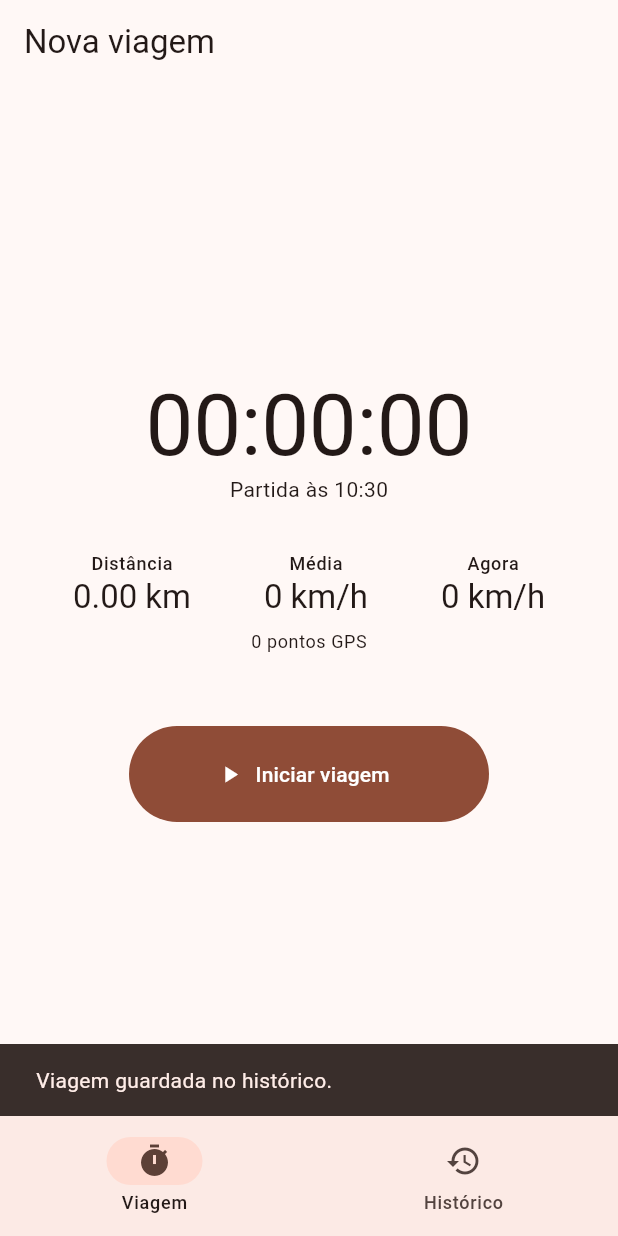
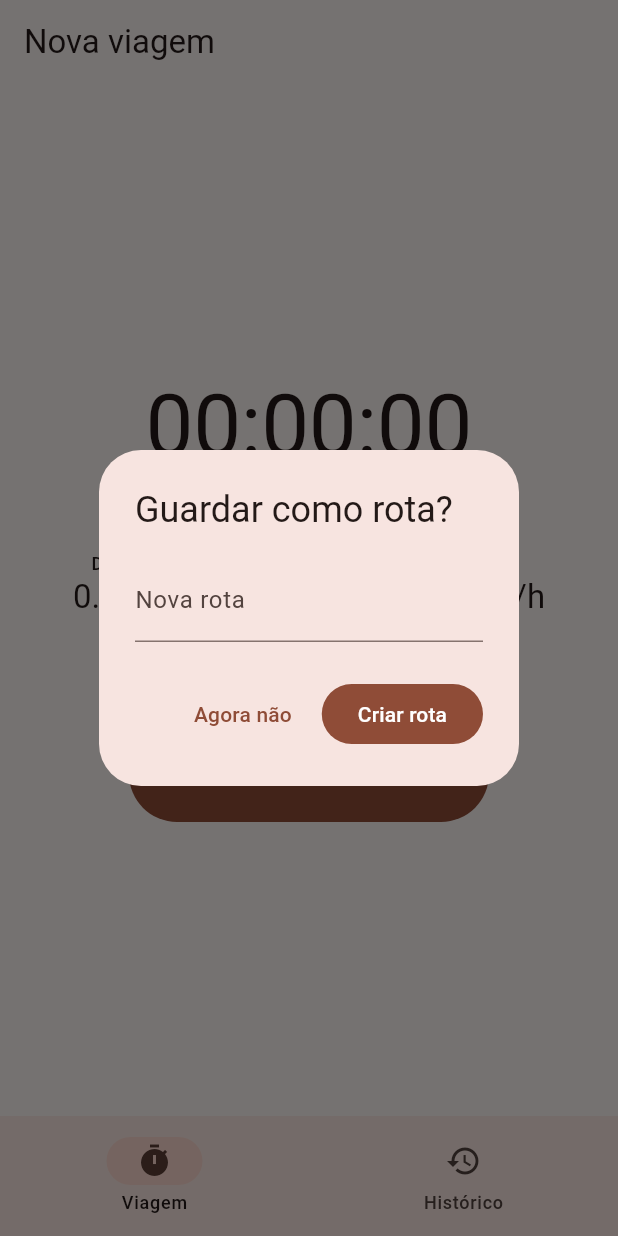
Before and after one commit to godbernaz/roadlog, a Flutter app: the screen it shows after launch, after a tap on "Iniciar viagem", after a tap on "Terminar viagem", on a phone screen of 412 x 824 dp. Run offline on Flutter 3.47's test engine with Material 3 defaults, Android fonts, the phone set to English and light mode, and no system bars; our stand-ins replace drift, drift_flutter, geolocator, material_ui, wakelock_plus; accounts and stored records are empty; generated files the repository leaves out were written again.

Commit message:
Agora sempre que é feito uma volta, aparece para colocarmos um nome a uma rota nova ou adicionar a uma já existente, e já dá para apagar rotas que ficavam guardadas no histórico

```diff
--- a/lib/database.dart
+++ b/lib/database.dart
@@ -67,10 +67,39 @@ class AppDatabase extends _$AppDatabase {
   }
 
   // Lista de viagens, a mais recente primeiro; atualiza-se sozinha
-  Stream<List<Viagem>> verViagens() {
-    return (select(viagens)
-          ..orderBy([(v) => OrderingTerm.desc(v.inicio)]))
+  // rotaId = só essa rota; semRota = só as viagens sem nome.
+  Stream<List<Viagem>> verViagens({int? rotaId, bool semRota = false}) {
+    final query = select(viagens)
+      ..orderBy([(v) => OrderingTerm.desc(v.inicio)]);
+    if (semRota) {
+      query.where((v) => v.rotaId.isNull());
+    } else if (rotaId != null) {
+      query.where((v) => v.rotaId.equals(rotaId));
+    }
+    return query.watch();
+  }
+
+  // Todas as rotas, por ordem alfabética
+  Stream<List<Rota>> verRotas() {
+    return (select(rotas)..orderBy([(r) => OrderingTerm.asc(r.nome)]))
         .watch();
+  }
+
+  Future<int> criarRota(String nome) {
+    return into(rotas).insert(RotasCompanion.insert(nome: nome));
+  }
+
+  Future<void> associarRota(int viagemId, int rotaId) {
+    return (update(viagens)..where((v) => v.id.equals(viagemId)))
+        .write(ViagensCompanion(rotaId: Value(rotaId)));
+  }
+
+  // Apaga primeiro os pontos e depois a viagem (tudo ou nada)
+  Future<void> apagarViagem(int viagemId) {
+    return transaction(() async {
+      await (delete(pontos)..where((p) => p.viagemId.equals(viagemId))).go();
+      await (delete(viagens)..where((v) => v.id.equals(viagemId))).go();
+    });
   }
 }
 
--- a/lib/screens/history_screen.dart
+++ b/lib/screens/history_screen.dart
@@ -1,8 +1,17 @@
 import 'package:material_ui/material_ui.dart';
 import '../database.dart';
+import '../widgets/route_dialog.dart';
 
-class HistoricoScreen extends StatelessWidget {
+class HistoricoScreen extends StatefulWidget {
   const HistoricoScreen({super.key});
+
+  @override
+  State<HistoricoScreen> createState() => _HistoricoScreenState();
+}
+
+class _HistoricoScreenState extends State<HistoricoScreen> {
+  int? _rotaId; // null = todas as rotas
+  bool _semRota = false; // true = só viagens sem nome
 
   String _data(DateTime t) {
     String d(int n) => n.toString().padLeft(2, '0');
@@ -15,24 +24,126 @@ class HistoricoScreen extends StatelessWidget {
     return h > 0 ? '$h h $m min' : '$m min';
   }
 
+  void _filtrar({int? rotaId, bool semRota = false}) {
+    setState(() {
+      _rotaId = rotaId;
+      _semRota = semRota;
+    });
+  }
+
+  Future<bool> _confirmarApagar() async {
+    final resposta = await showDialog<bool>(
+      context: context,
+      builder: (context) => AlertDialog(
+        title: const Text('Apagar viagem?'),
+        content: const Text('Esta ação não pode ser desfeita.'),
+        actions: [
+          TextButton(
+            onPressed: () => Navigator.pop(context, false),
+            child: const Text('Cancelar'),
+          ),
+          FilledButton(
+            onPressed: () => Navigator.pop(context, true),
+            child: const Text('Apagar'),
+          ),
+        ],
+      ),
+    );
+    return resposta ?? false;
+  }
+
+  // Menu que aparece ao tocar numa viagem
+  Future<void> _opcoes(Viagem v) async {
+    final escolha = await showModalBottomSheet<String>(
+      context: context,
+      builder: (context) => SafeArea(
+        child: Column(
+          mainAxisSize: MainAxisSize.min,
+          children: [
+            ListTile(
+              leading: const Icon(Icons.edit_road),
+              title: const Text('Dar nome / mudar de rota'),
+              onTap: () => Navigator.pop(context, 'rota'),
+            ),
+            ListTile(
+              leading: const Icon(Icons.delete_outline, color: Colors.red),
+              title: const Text('Apagar viagem'),
+              onTap: () => Navigator.pop(context, 'apagar'),
+            ),
+          ],
+        ),
+      ),
+    );
+    if (!mounted) return;
+    if (escolha == 'rota') {
+      final rotaId = await escolherRota(context, titulo: 'Escolher rota');
+      if (rotaId != null) await db.associarRota(v.id, rotaId);
+    } else if (escolha == 'apagar') {
+      if (await _confirmarApagar()) await db.apagarViagem(v.id);
+    }
+  }
+
   @override
   Widget build(BuildContext context) {
     return Scaffold(
       appBar: AppBar(title: const Text('Histórico')),
-      body: StreamBuilder<List<Viagem>>(
-        stream: db.verViagens(),
+      body: StreamBuilder<List<Rota>>(
+        stream: db.verRotas(),
+        builder: (context, snapRotas) {
+          final rotas = snapRotas.data ?? [];
+          final nomes = {for (final r in rotas) r.id: r.nome};
+          return Column(
+            children: [
+              _filtros(rotas),
+              Expanded(child: _lista(nomes)),
+            ],
+          );
+        },
+      ),
+    );
+  }
+
+  // Fila de filtros no topo, com scroll horizontal
+  Widget _filtros(List<Rota> rotas) {
+    return SingleChildScrollView(
+      scrollDirection: Axis.horizontal,
+      padding: const EdgeInsets.symmetric(horizontal: 12, vertical: 8),
+      child: Row(
+        children: [
+          ChoiceChip(
+            label: const Text('Todas'),
+            selected: _rotaId == null && !_semRota,
+            onSelected: (_) => _filtrar(),
+          ),
+          const SizedBox(width: 8),
+          for (final r in rotas) ...[
+            ChoiceChip(
+              label: Text(r.nome),
+              selected: _rotaId == r.id,
+              onSelected: (_) => _filtrar(rotaId: r.id),
+            ),
+            const SizedBox(width: 8),
+          ],
+          ChoiceChip(
+            label: const Text('Sem nome'),
+            selected: _semRota,
+            onSelected: (_) => _filtrar(semRota: true),
+          ),
+        ],
+      ),
+    );
+  }
+
+  Widget _lista(Map<int, String> nomes) {
+    return StreamBuilder<List<Viagem>>(
+      stream: db.verViagens(rotaId: _rotaId, semRota: _semRota),
       builder: (context, snapshot) {
         if (!snapshot.hasData) {
           return const Center(child: CircularProgressIndicator());
         }
         final viagens = snapshot.data!;
         if (viagens.isEmpty) {
-            return const Center(
-              child: Text(
-                'Ainda não há viagens.\nGrava a primeira no separador Viagem.',
-                textAlign: TextAlign.center,
-              ),
-            );
+          return const Center(child: Text('Não há viagens para mostrar.'));
         }
         return ListView.separated(
           itemCount: viagens.length,
@@ -45,20 +156,19 @@ class HistoricoScreen extends StatelessWidget {
             final media = horas == 0 ? 0.0 : km / horas;
             return ListTile(
               leading: const Icon(Icons.directions_car),
-                title: Text(
-                  v.rotaId == null ? 'Rota sem nome' : 'Rota #${v.rotaId}',
-                ),
+              title: Text(nomes[v.rotaId] ?? 'Rota sem nome'),
               subtitle: Text(
                 '${_data(v.inicio)}\n'
                 '${km.toStringAsFixed(2)} km · ${_duracao(duracao)} · '
                 '${media.toStringAsFixed(0)} km/h',
               ),
               isThreeLine: true,
+              trailing: const Icon(Icons.more_vert),
+              onTap: () => _opcoes(v),
             );
           },
         );
       },
-      ),
     );
   }
 }
--- a/lib/screens/trip_screen.dart
+++ b/lib/screens/trip_screen.dart
@@ -4,6 +4,7 @@ import 'package:geolocator/geolocator.dart';
 import 'package:wakelock_plus/wakelock_plus.dart';
 import 'package:drift/drift.dart' show Value;
 import '../database.dart';
+import '../widgets/route_dialog.dart';
 
 class ViagemScreen extends StatefulWidget {
   const ViagemScreen({super.key});
@@ -96,7 +97,7 @@ class _ViagemScreenState extends State<ViagemScreen> {
     });
   }
 
-    // 4. Termina a viagem e guarda-a no histórico
+   // 4. Termina a viagem, guarda-a e pergunta a rota
   Future<void> _parar() async {
     _cronometro.stop();
     _timer?.cancel();
@@ -106,7 +107,7 @@ class _ViagemScreenState extends State<ViagemScreen> {
 
     // TODO: antes de publicar, voltar a ignorar viagens com menos de 2 pontos
 
-    await db.guardarViagem(
+    final viagemId = await db.guardarViagem(
       ViagensCompanion.insert(
         inicio: _inicio!,
         fim: DateTime.now(),
@@ -122,7 +123,15 @@ class _ViagemScreenState extends State<ViagemScreen> {
               ))
           .toList(),
     );
-    _aviso('Viagem guardada no histórico.');
+
+    if (!mounted) return;
+    final rotaId = await escolherRota(context);
+    if (rotaId != null) {
+      await db.associarRota(viagemId, rotaId);
+      _aviso('Viagem guardada na rota.');
+    } else {
+      _aviso('Viagem guardada no histórico.');
+    }
   }
 
   String _formatar(Duration d) {
--- /dev/null
+++ b/lib/widgets/route_dialog.dart
@@ -0,0 +1,94 @@
+import 'package:material_ui/material_ui.dart';
+import '../database.dart';
+
+/// Mostra uma janela para escolher uma rota existente ou criar uma nova.
+/// Devolve o id da rota, ou null se o utilizador carregar em "Agora não".
+Future<int?> escolherRota(
+  BuildContext context, {
+  String titulo = 'Guardar como rota?',
+}) {
+  return showDialog<int>(
+    context: context,
+    builder: (context) => _RotaDialog(titulo: titulo),
+  );
+}
+
+class _RotaDialog extends StatefulWidget {
+  const _RotaDialog({required this.titulo});
+
+  final String titulo;
+
+  @override
+  State<_RotaDialog> createState() => _RotaDialogState();
+}
+
+class _RotaDialogState extends State<_RotaDialog> {
+  final _nome = TextEditingController();
+
+  @override
+  void dispose() {
+    _nome.dispose();
+    super.dispose();
+  }
+
+  Future<void> _criar() async {
+    final nome = _nome.text.trim();
+    if (nome.isEmpty) return;
+    final id = await db.criarRota(nome);
+    if (mounted) Navigator.pop(context, id);
+  }
+
+  @override
+  Widget build(BuildContext context) {
+    return AlertDialog(
+      title: Text(widget.titulo),
+      content: StreamBuilder<List<Rota>>(
+        stream: db.verRotas(),
+        builder: (context, snapshot) {
+          final rotas = snapshot.data ?? [];
+          return Column(
+            mainAxisSize: MainAxisSize.min,
+            crossAxisAlignment: CrossAxisAlignment.start,
+            children: [
+              if (rotas.isNotEmpty) ...[
+                const Text('Rotas guardadas:'),
+                const SizedBox(height: 8),
+                Wrap(
+                  spacing: 8,
+                  runSpacing: 8,
+                  children: [
+                    for (final r in rotas)
+                      ActionChip(
+                        label: Text(r.nome),
+                        onPressed: () => Navigator.pop(context, r.id),
+                      ),
+                  ],
+                ),
+                const SizedBox(height: 16),
+              ],
+              TextField(
+                controller: _nome,
+                textCapitalization: TextCapitalization.sentences,
+                decoration: const InputDecoration(
+                  labelText: 'Nova rota',
+                  hintText: 'ex.: Café Jota3',
+                ),
+                onSubmitted: (_) => _criar(),
+              ),
+            ],
+          );
+        },
+      ),
+      actions: [
+        TextButton(
+          onPressed: () => Navigator.pop(context),
+          child: const Text('Agora não'),
+        ),
+        FilledButton(
+          onPressed: _criar,
+          child: const Text('Criar rota'),
+        ),
+      ],
+    );
+  }
+}
```
Lines whose indentation alone changed are shown as unchanged.
